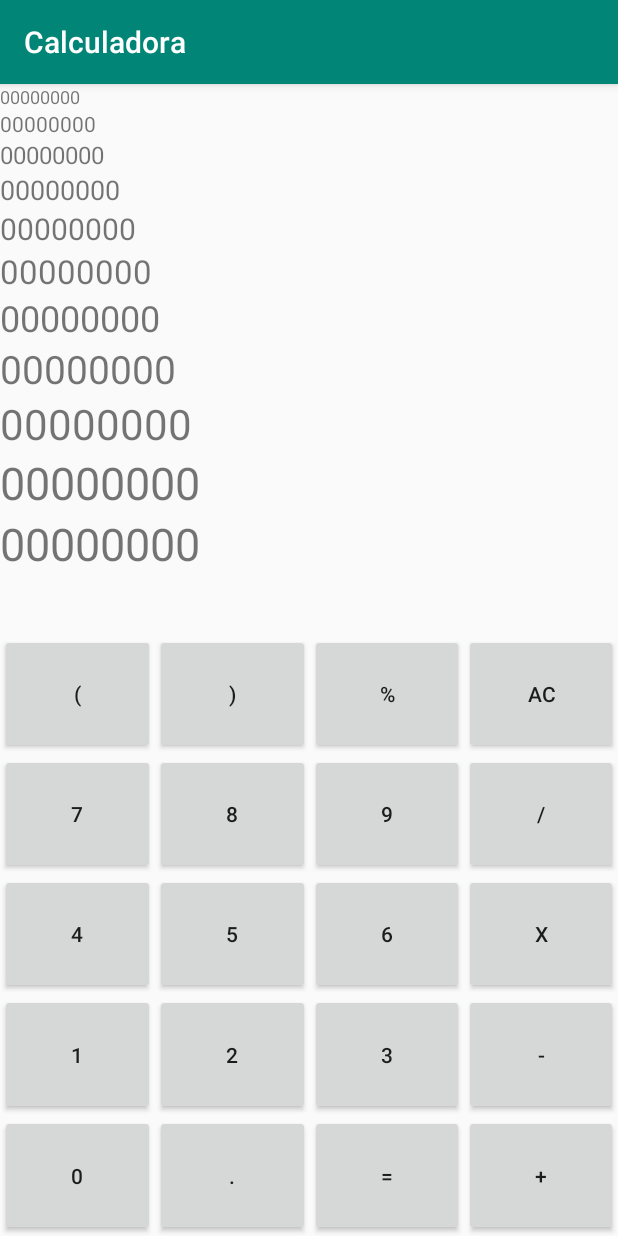
After one commit to ArturoBorja/Calculadora, an Android app: the Calculadora screen opened directly, with no data from a screen before it, on a phone screen of 412 x 824 dp. The commit adds this screen. Run offline under Robolectric (Android 15) with nearby library versions, the phone set to English and light mode, and no system bars.

Commit message:
ultimo ejecicio
se agrego el layout de la calculadora completa

```diff
--- a/app/src/main/AndroidManifest.xml
+++ b/app/src/main/AndroidManifest.xml
@@ -9,7 +9,8 @@
         android:roundIcon="@mipmap/ic_launcher_round"
         android:supportsRtl="true"
         android:theme="@style/AppTheme">
-        <activity android:name=".ImagenScroll"></activity>
+        <activity android:name=".Calculadora"></activity>
+        <activity android:name=".ImagenScroll" />
         <activity android:name=".Formulario" />
         <activity android:name=".CuatroBotones" />
         <activity android:name=".Botonalmedio" />
--- /dev/null
+++ b/app/src/main/java/com/example/calculadora/Calculadora.java
@@ -0,0 +1,14 @@
+package com.example.calculadora;
+
+import androidx.appcompat.app.AppCompatActivity;
+
+import android.os.Bundle;
+
+public class Calculadora extends AppCompatActivity {
+
+    @Override
+    protected void onCreate(Bundle savedInstanceState) {
+        super.onCreate(savedInstanceState);
+        setContentView(R.layout.activity_calculadora);
+    }
+}
--- /dev/null
+++ b/app/src/main/res/layout/activity_calculadora.xml
@@ -0,0 +1,270 @@
+<?xml version="1.0" encoding="utf-8"?>
+<LinearLayout
+    xmlns:android="http://schemas.android.com/apk/res/android"
+    xmlns:app="http://schemas.android.com/apk/res-auto"
+    xmlns:tools="http://schemas.android.com/tools"
+    android:layout_width="match_parent"
+    android:layout_height="match_parent"
+    android:orientation="vertical"
+    tools:context=".Calculadora">
+
+    <LinearLayout
+        android:layout_width="match_parent"
+        android:layout_height="wrap_content"
+        android:layout_weight="1"
+        android:orientation="vertical">
+
+        <TextView
+            android:id="@+id/txt_09"
+            android:layout_width="wrap_content"
+            android:layout_height="wrap_content"
+            android:text="00000000"
+            android:textSize="12sp"
+            />
+
+        <TextView
+            android:id="@+id/txt_08"
+            android:layout_width="wrap_content"
+            android:layout_height="wrap_content"
+            android:text="00000000"
+            android:textSize="14sp" />
+
+        <TextView
+            android:id="@+id/txt_07"
+            android:layout_width="wrap_content"
+            android:layout_height="wrap_content"
+            android:text="00000000"
+            android:textSize="16sp" />
+
+        <TextView
+            android:id="@+id/txt_06"
+            android:layout_width="wrap_content"
+            android:layout_height="wrap_content"
+            android:text="00000000"
+            android:textSize="18sp" />
+        <TextView
+            android:id="@+id/txt_05"
+            android:layout_width="wrap_content"
+            android:layout_height="wrap_content"
+            android:text="00000000"
+            android:textSize="20sp"/>
+
+        <TextView
+            android:id="@+id/txt_04"
+            android:layout_width="wrap_content"
+            android:layout_height="wrap_content"
+            android:text="00000000"
+            android:textSize="22sp" />
+
+        <TextView
+            android:id="@+id/txt_03"
+            android:layout_width="wrap_content"
+            android:layout_height="wrap_content"
+            android:text="00000000"
+            android:textSize="24sp" />
+
+        <TextView
+            android:id="@+id/txt_02"
+            android:layout_width="wrap_content"
+            android:layout_height="wrap_content"
+            android:text="00000000"
+            android:textSize="26sp" />
+        <TextView
+            android:id="@+id/txt_01"
+            android:layout_width="wrap_content"
+            android:layout_height="wrap_content"
+            android:text="00000000"
+            android:textSize="28sp"/>
+        <TextView
+            android:id="@+id/txt_00"
+            android:layout_width="wrap_content"
+            android:layout_height="wrap_content"
+            android:text="00000000"
+            android:textSize="30sp"/>
+
+        <TextView
+            android:id="@+id/txt_opera"
+            android:layout_width="wrap_content"
+            android:layout_height="wrap_content"
+            android:text="00000000"
+            android:textSize="30sp" />
+
+
+    </LinearLayout>
+
+    <LinearLayout
+        android:layout_width="match_parent"
+        android:layout_height="wrap_content"
+        android:orientation="horizontal"
+        android:layout_weight="4">
+
+        <LinearLayout
+            android:layout_width="match_parent"
+            android:layout_height="match_parent"
+            android:orientation="vertical"
+            android:layout_weight="1">
+
+            <Button
+                android:id="@+id/button12"
+                android:layout_width="match_parent"
+                android:layout_height="wrap_content"
+                android:text="("
+                android:layout_weight="1"/>
+
+            <Button
+                android:id="@+id/button14"
+                android:layout_width="match_parent"
+                android:layout_height="wrap_content"
+                android:text="7"
+                android:layout_weight="1"/>
+
+            <Button
+                android:id="@+id/button15"
+                android:layout_width="match_parent"
+                android:layout_height="wrap_content"
+                android:text="4"
+                android:layout_weight="1"/>
+
+            <Button
+                android:id="@+id/button16"
+                android:layout_width="match_parent"
+                android:layout_height="wrap_content"
+                android:text="1"
+                android:layout_weight="1"/>
+
+            <Button
+                android:id="@+id/button13"
+                android:layout_width="match_parent"
+                android:layout_height="wrap_content"
+                android:text="0"
+                android:layout_weight="1"/>
+        </LinearLayout>
+
+        <LinearLayout
+            android:layout_width="match_parent"
+            android:layout_height="match_parent"
+            android:orientation="vertical"
+            android:layout_weight="1">
+
+            <Button
+                android:id="@+id/button17"
+                android:layout_width="match_parent"
+                android:layout_height="wrap_content"
+                android:text=")"
+                android:layout_weight="1"/>
+
+            <Button
+                android:id="@+id/button18"
+                android:layout_width="match_parent"
+                android:layout_height="wrap_content"
+                android:text="8"
+                android:layout_weight="1"/>
+
+            <Button
+                android:id="@+id/button19"
+                android:layout_width="match_parent"
+                android:layout_height="wrap_content"
+                android:text="5"
+                android:layout_weight="1"/>
+
+            <Button
+                android:id="@+id/button20"
+                android:layout_width="match_parent"
+                android:layout_height="wrap_content"
+                android:text="2"
+                android:layout_weight="1"/>
+
+            <Button
+                android:id="@+id/button21"
+                android:layout_width="match_parent"
+                android:layout_height="wrap_content"
+                android:text="."
+                android:layout_weight="1"/>
+        </LinearLayout>
+
+        <LinearLayout
+            android:layout_width="match_parent"
+            android:layout_height="match_parent"
+            android:orientation="vertical"
+            android:layout_weight="1">
+
+            <Button
+                android:id="@+id/button22"
+                android:layout_width="match_parent"
+                android:layout_height="wrap_content"
+                android:text="%"
+                android:layout_weight="1"/>
+
+            <Button
+                android:id="@+id/button23"
+                android:layout_width="match_parent"
+                android:layout_height="wrap_content"
+                android:text="9"
+                android:layout_weight="1"/>
+
+            <Button
+                android:id="@+id/button24"
+                android:layout_width="match_parent"
+                android:layout_height="wrap_content"
+                android:text="6"
+                android:layout_weight="1"/>
+
+            <Button
+                android:id="@+id/button25"
+                android:layout_width="match_parent"
+                android:layout_height="wrap_content"
+                android:text="3"
+                android:layout_weight="1"/>
+
+            <Button
+                android:id="@+id/button26"
+                android:layout_width="match_parent"
+                android:layout_height="wrap_content"
+                android:text="="
+                android:layout_weight="1"/>
+        </LinearLayout>
+
+        <LinearLayout
+            android:layout_width="match_parent"
+            android:layout_height="match_parent"
+            android:orientation="vertical"
+            android:layout_weight="1">
+
+            <Button
+                android:id="@+id/button27"
+                android:layout_width="match_parent"
+                android:layout_height="wrap_content"
+                android:text="AC"
+                android:layout_weight="1"/>
+
+            <Button
+                android:id="@+id/button28"
+                android:layout_width="match_parent"
+                android:layout_height="wrap_content"
+                android:text="/"
+                android:layout_weight="1" />
+
+            <Button
+                android:id="@+id/button29"
+                android:layout_width="match_parent"
+                android:layout_height="wrap_content"
+                android:text="X"
+                android:layout_weight="1"/>
+
+            <Button
+                android:id="@+id/button30"
+                android:layout_width="match_parent"
+                android:layout_height="wrap_content"
+                android:text="-"
+                android:layout_weight="1"/>
+
+            <Button
+                android:id="@+id/button31"
+                android:layout_width="match_parent"
+                android:layout_height="wrap_content"
+                android:text="+"
+                android:layout_weight="1"/>
+        </LinearLayout>
+    </LinearLayout>
+
+</LinearLayout>
--- a/app/src/main/res/layout/activity_formulario.xml
+++ b/app/src/main/res/layout/activity_formulario.xml
@@ -1,5 +1,6 @@
 <?xml version="1.0" encoding="utf-8"?>
-<androidx.constraintlayout.widget.ConstraintLayout xmlns:android="http://schemas.android.com/apk/res/android"
+<androidx.constraintlayout.widget.ConstraintLayout
+    xmlns:android="http://schemas.android.com/apk/res/android"
     xmlns:app="http://schemas.android.com/apk/res-auto"
     xmlns:tools="http://schemas.android.com/tools"
     android:layout_width="match_parent"
--- a/app/src/main/res/layout/activity_main.xml
+++ b/app/src/main/res/layout/activity_main.xml
@@ -1,5 +1,6 @@
 <?xml version="1.0" encoding="utf-8"?>
-<androidx.constraintlayout.widget.ConstraintLayout xmlns:android="http://schemas.android.com/apk/res/android"
+<androidx.constraintlayout.widget.ConstraintLayout
+    xmlns:android="http://schemas.android.com/apk/res/android"
     xmlns:app="http://schemas.android.com/apk/res-auto"
     xmlns:tools="http://schemas.android.com/tools"
     android:layout_width="match_parent"
```
